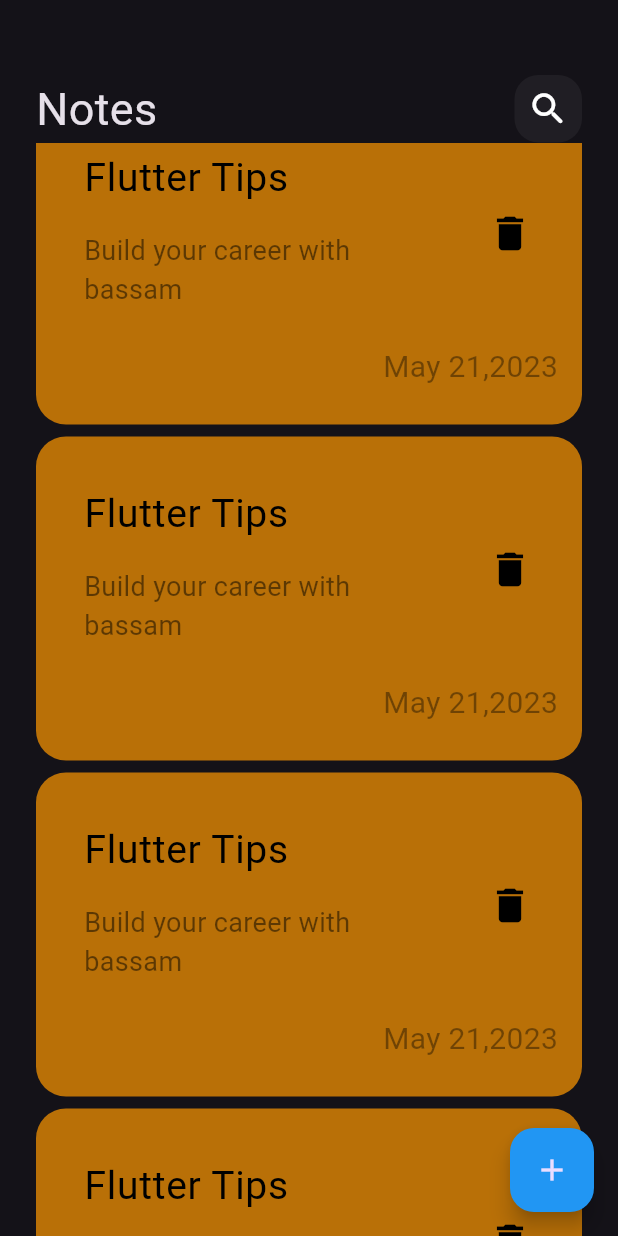
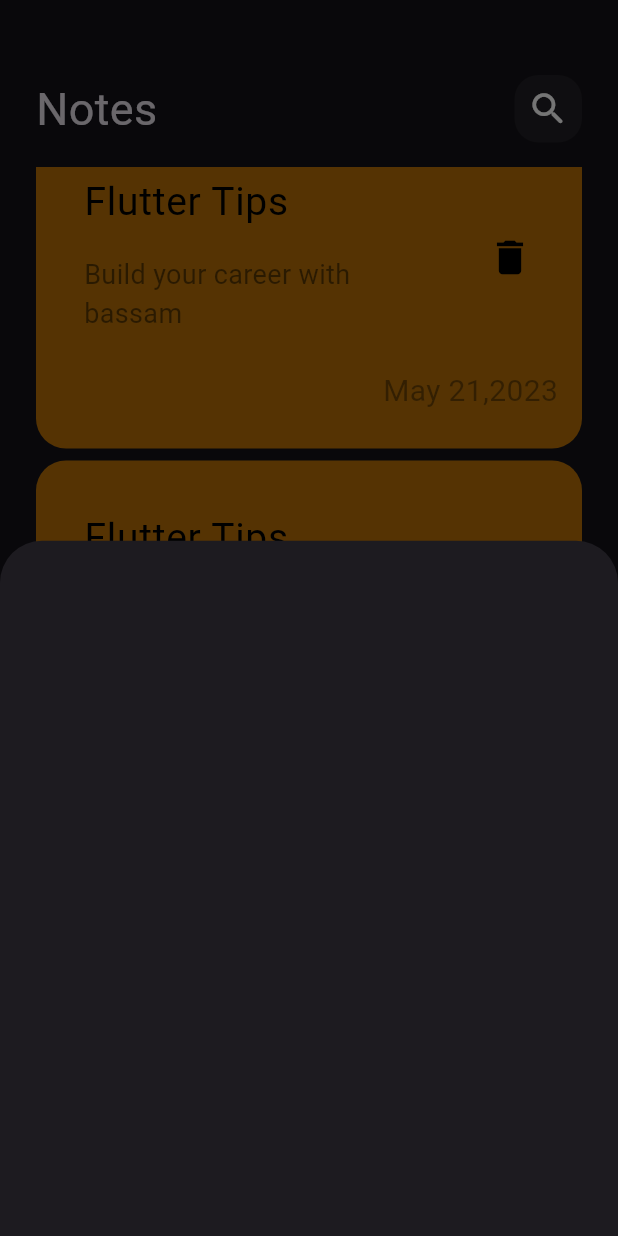
Before and after one commit to bassamAhmedBe/note_app, a Flutter app: the screen it shows after launch, scrolled down 1152 dp, after a tap on the "add" icon, on a phone screen of 412 x 824 dp. Run offline on Flutter 3.47's test engine with Material 3 defaults, Android fonts, the phone set to English and light mode, and no system bars.

Commit message:
AddNoteBottomSheet

```diff
--- a/lib/views/notes_view.dart
+++ b/lib/views/notes_view.dart
@@ -1,5 +1,6 @@
 import 'package:flutter/material.dart';
 import 'package:notes/widgets/Notes_ViewBody.dart';
+import 'package:notes/widgets/addNoteBottomShet.dart';
 
 class NotesView extends StatelessWidget {
   const NotesView({super.key});
@@ -9,8 +10,14 @@ class NotesView extends StatelessWidget {
     return Scaffold(
       floatingActionButton: FloatingActionButton(
         backgroundColor: Colors.blue,
-        onPressed: () {},
-        child: Icon(Icons.add),
+        onPressed: () {
+          showModalBottomSheet(
+              context: context,
+              builder: (context) {
+                return const AddNoteBottomSheet();
+              });
+        },
+        child: const Icon(Icons.add),
       ),
       body: const NotesViewBody(),
     );
--- /dev/null
+++ b/lib/widgets/addNoteBottomShet.dart
@@ -0,0 +1,11 @@
+
+import 'package:flutter/material.dart';
+
+class AddNoteBottomSheet extends StatelessWidget {
+  const AddNoteBottomSheet({super.key});
+
+  @override
+  Widget build(BuildContext context) {
+    return Container();
+  }
+}
--- a/lib/widgets/note-Listview_builder.dart
+++ b/lib/widgets/note-Listview_builder.dart
@@ -6,13 +6,17 @@ class NoteListViewBuldier extends StatelessWidget {
 
   @override
   Widget build(BuildContext context) {
-    return ListView.builder(
+    return Padding(
+      padding: const EdgeInsets.symmetric(vertical: 16),
+      child: ListView.builder(
+          padding: EdgeInsets.zero,
           itemCount: 10,
           itemBuilder: (context, index) {
             return const Padding(
               padding: EdgeInsets.symmetric(vertical: 4),
               child: CustomNotesItem(),
             );
-        });
+          }),
+    );
   }
 }
```
Lines whose indentation alone changed are shown as unchanged.
